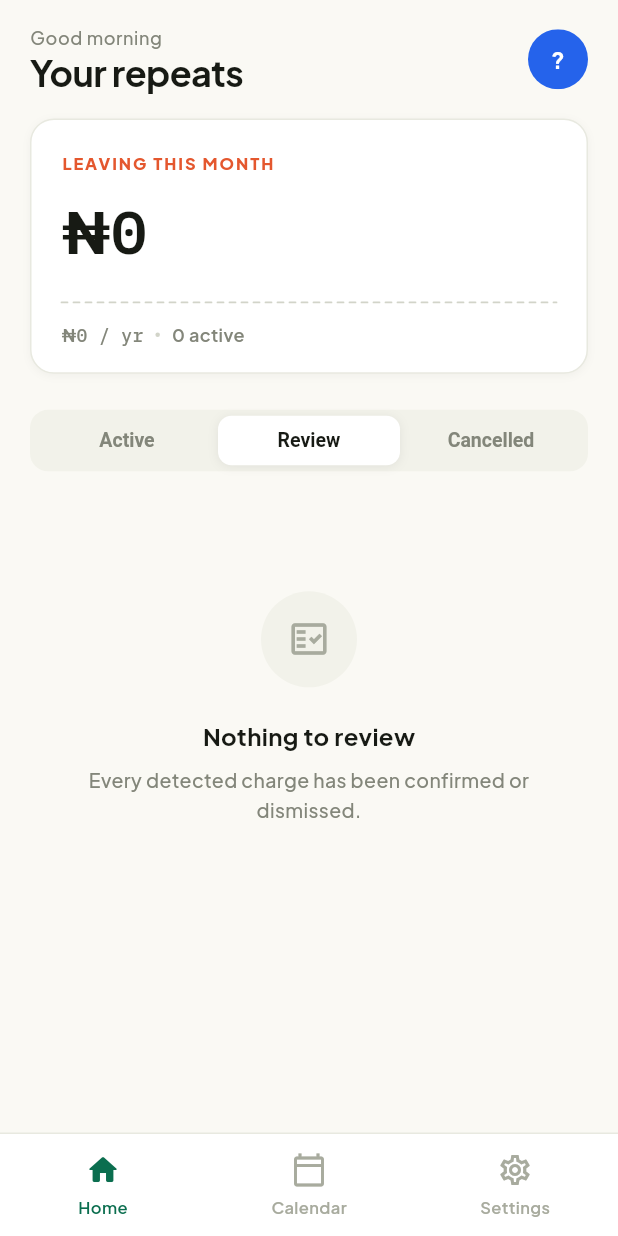
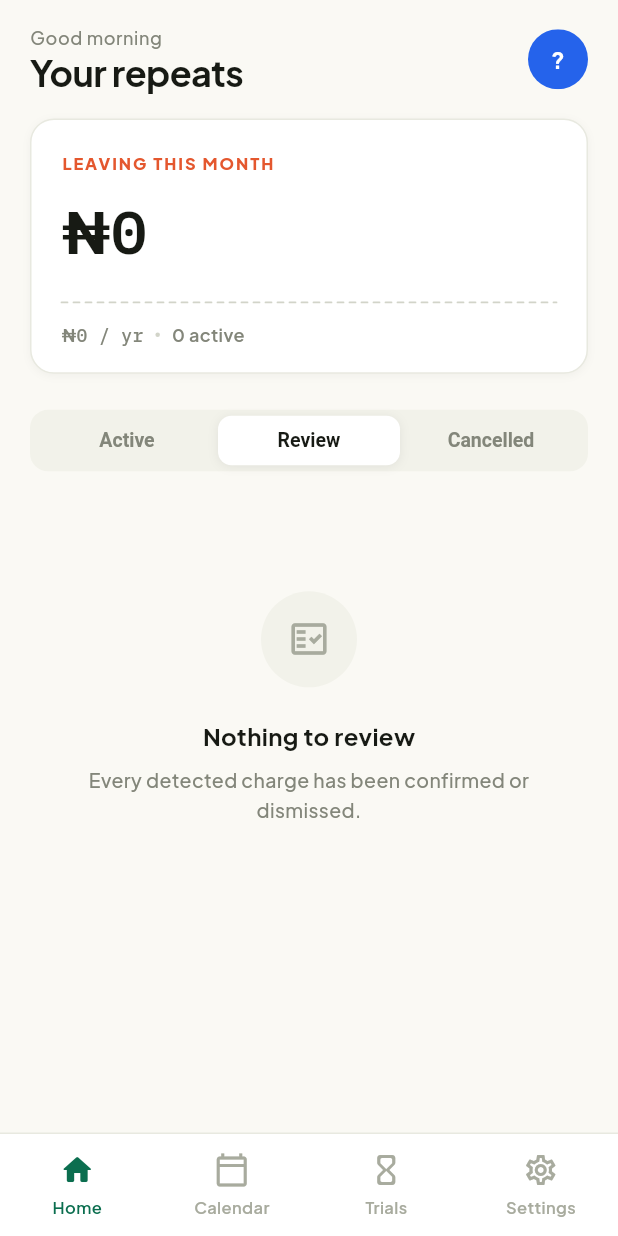
Before and after one commit to Gbemz10/Recur, a Flutter app: the AppShell screen opened directly with empty values, after a tap on "Review", on a phone screen of 412 x 824 dp. Run offline on Flutter 3.47's test engine with Material 3 defaults, Android fonts, the phone set to English and light mode, and no system bars; our stand-ins replace flutter_secure_storage, google_fonts, image_picker, webview_flutter; accounts and stored records are empty; network calls fail.

Commit message:
Promote Trials to its own bottom-nav tab
- Trials is now a first-class 4th destination (Home, Calendar, Trials,
  Settings) instead of being buried in Settings or pushed on top of
  Home — it's time-sensitive in a way account settings never are.
- trial_reminders_screen.dart rebuilt as a tab surface: no more
  Scaffold/AppBar, grouped into 'Ending soon' / 'Tracking' sections
  mirroring the dashboard's active-subscription grouping for a
  consistent visual vocabulary across tabs.
- Dashboard's due-soon trial strip now switches tabs instead of
  pushing a screen; removed the now-redundant Settings entry point.
- Tightened the trials API's datetime validation.

```diff
--- a/lib/screens/app_shell.dart
+++ b/lib/screens/app_shell.dart
@@ -6,13 +6,15 @@ import '../ui/ui.dart';
 import 'calendar_screen.dart';
 import 'dashboard_screen.dart';
 import 'settings_screen.dart';
+import 'trial_reminders_screen.dart';
 
-/// Bottom-nav host for the three primary destinations.
+/// Bottom-nav host for the four primary destinations.
 ///
-/// Owns the single [SubscriptionStore] instance and hands it to every tab,
-/// so a status change made on Home is immediately visible on Calendar and
-/// Settings — there's exactly one list of subscriptions in memory, not one
-/// per screen.
+/// Owns the single [SubscriptionStore] and [TrialStore] instances and hands
+/// them to every tab that needs one, so a change made on Home is
+/// immediately visible on Calendar, Trials, and Settings — there's exactly
+/// one list of subscriptions (and one list of trial reminders) in memory,
+/// not one per screen.
 class AppShell extends StatefulWidget {
   const AppShell({super.key, required this.onSignOut});
 
@@ -33,6 +35,12 @@ class _AppShellState extends State<AppShell> {
   static const _items = [
     AppNavItem(label: 'Home', icon: Icons.home_outlined, selectedIcon: Icons.home_rounded),
     AppNavItem(label: 'Calendar', icon: Icons.calendar_today_outlined, selectedIcon: Icons.calendar_today_rounded),
+    // A trial isn't a subscription yet — it doesn't have a charge date, an
+    // amount, or a cycle, so it doesn't belong in the same list as
+    // Home/Calendar's confirmed and detected charges. It gets its own
+    // destination rather than being squeezed into Settings, where a task
+    // this time-sensitive would go unnoticed.
+    AppNavItem(label: 'Trials', icon: Icons.hourglass_empty_rounded, selectedIcon: Icons.hourglass_bottom_rounded),
     AppNavItem(label: 'Settings', icon: Icons.settings_outlined, selectedIcon: Icons.settings_rounded),
   ];
 
@@ -50,9 +58,14 @@ class _AppShellState extends State<AppShell> {
       body: IndexedStack(
         index: _index,
         children: [
-          DashboardScreen(store: _store, trialStore: _trialStore),
+          DashboardScreen(
+            store: _store,
+            trialStore: _trialStore,
+            onOpenTrials: () => setState(() => _index = 2),
+          ),
           CalendarScreen(store: _store),
-          SettingsScreen(store: _store, trialStore: _trialStore, onSignOut: widget.onSignOut),
+          TrialRemindersScreen(store: _trialStore),
+          SettingsScreen(store: _store, onSignOut: widget.onSignOut),
         ],
       ),
       bottomNavigationBar: AppBottomNav(
--- a/lib/screens/dashboard_screen.dart
+++ b/lib/screens/dashboard_screen.dart
@@ -12,7 +12,6 @@ import '../ui/ui.dart';
 import '../widgets/subscription_tile.dart';
 import 'profile_screen.dart';
 import 'subscription_detail_screen.dart';
-import 'trial_reminders_screen.dart';
 
 /// The home screen.
 ///
@@ -31,7 +30,12 @@ import 'trial_reminders_screen.dart';
 /// alphabetical list of equal-weight rows hides exactly the information
 /// someone opened the app to find.
 class DashboardScreen extends StatefulWidget {
-  const DashboardScreen({super.key, required this.store, required this.trialStore});
+  const DashboardScreen({
+    super.key,
+    required this.store,
+    required this.trialStore,
+    required this.onOpenTrials,
+  });
 
   /// Shared across every tab in [AppShell], so a status change here is
   /// immediately visible on Calendar and Settings too.
@@ -39,6 +43,11 @@ class DashboardScreen extends StatefulWidget {
 
   /// Manually-entered trial reminders — see [TrialStore].
   final TrialStore trialStore;
+
+  /// Switches [AppShell] to the Trials tab — the strip below surfaces a
+  /// due-soon trial inline, but managing it happens on its own tab, not a
+  /// screen pushed on top of Home.
+  final VoidCallback onOpenTrials;
 
   @override
   State<DashboardScreen> createState() => _DashboardScreenState();
@@ -126,13 +135,6 @@ class _DashboardScreenState extends State<DashboardScreen> {
     return list;
   }
 
-  Future<void> _openTrialReminders() async {
-    await Navigator.of(context).push(
-      MaterialPageRoute(
-        builder: (_) => TrialRemindersScreen(store: widget.trialStore),
-      ),
-    );
-  }
 
   Future<void> _updateStatus(Subscription sub, SubscriptionStatus status) async {
     try {
@@ -212,7 +214,7 @@ class _DashboardScreenState extends State<DashboardScreen> {
                   ),
                   child: _TrialStrip(
                     trials: _trialsDueSoon,
-                    onTap: _openTrialReminders,
+                    onTap: widget.onOpenTrials,
                   ),
                 ),
               ),
--- a/lib/screens/settings_screen.dart
+++ b/lib/screens/settings_screen.dart
@@ -10,14 +10,12 @@ import '../data/profile.dart';
 import '../data/profile_service.dart';
 import '../data/subscription_store.dart';
 import '../data/theme_controller.dart';
-import '../data/trial_store.dart';
 import '../ui/ui.dart';
 import '../widgets/bank_logo.dart';
 import '../widgets/brand_mark.dart';
 import 'help_centre_screen.dart';
 import 'link_bank_screen.dart';
 import 'profile_screen.dart';
-import 'trial_reminders_screen.dart';
 
 /// Settings: linked account, notification timing, and data controls.
 ///
@@ -26,12 +24,9 @@ import 'trial_reminders_screen.dart';
 /// you, then what it does with your data. Predictable structure matters
 /// more than cleverness here; this is a screen people scan, not read.
 class SettingsScreen extends StatefulWidget {
-  const SettingsScreen({super.key, required this.store, required this.trialStore, required this.onSignOut});
+  const SettingsScreen({super.key, required this.store, required this.onSignOut});
 
   final SubscriptionStore store;
-
-  /// Manually-entered trial reminders — see [TrialStore].
-  final TrialStore trialStore;
 
   /// Called after the session token is cleared, so the root flow can send
   /// the user back to the auth screen.
@@ -325,30 +320,6 @@ class _SettingsScreenState extends State<SettingsScreen> {
               onPressed: _linkBank,
             ),
           ],
-
-          _SectionLabel('Trial reminders'),
-          ListenableBuilder(
-            listenable: widget.trialStore,
-            builder: (context, _) {
-              final count = widget.trialStore.upcoming.length;
-              return AppCard(
-                padding: EdgeInsets.zero,
-                child: _NavRow(
-                  icon: Icons.hourglass_bottom_rounded,
-                  title: count == 0
-                      ? 'No trials being tracked'
-                      : '$count trial${count == 1 ? '' : 's'} being tracked',
-                  onTap: () async {
-                    await Navigator.of(context).push(
-                      MaterialPageRoute(
-                        builder: (_) => TrialRemindersScreen(store: widget.trialStore),
-                      ),
-                    );
-                  },
-                ),
-              );
-            },
-          ),
 
           _SectionLabel('Appearance'),
           ListenableBuilder(
--- a/lib/screens/trial_reminders_screen.dart
+++ b/lib/screens/trial_reminders_screen.dart
@@ -5,9 +5,13 @@ import '../data/trial_store.dart';
 import '../models/trial.dart';
 import '../ui/ui.dart';
 
-/// Full list of manually-entered trial reminders, plus the entry point for
-/// adding a new one. Reached from Settings, and from the dashboard's
-/// attention strip when something is genuinely close to converting.
+/// The Trials tab: every free trial the user has manually logged, grouped
+/// by urgency, plus the entry point for adding a new one.
+///
+/// A trial gets its own destination rather than living inside Settings or a
+/// dashboard drawer because it's time-sensitive in a way account settings
+/// never are — the whole point is catching it before a specific date, and
+/// a screen you have to remember to dig for defeats that.
 class TrialRemindersScreen extends StatefulWidget {
   const TrialRemindersScreen({super.key, required this.store});
 
@@ -56,20 +60,26 @@ class _TrialRemindersScreenState extends State<TrialRemindersScreen> {
   Widget build(BuildContext context) {
     final text = Theme.of(context).textTheme;
     final trials = widget.store.upcoming;
+    final endingSoon = trials.where((t) => t.isDueSoon || t.isOverdue).toList();
+    final tracking = trials.where((t) => !t.isDueSoon && !t.isOverdue).toList();
 
-    return Scaffold(
-      backgroundColor: AppColors.background(context),
-      appBar: AppBar(title: const Text('Trial reminders')),
-      body: SafeArea(
+    return SafeArea(
+      bottom: false,
       child: widget.store.isLoading
           ? const Center(child: AppLoadingIndicator())
           : ListView(
-                padding: const EdgeInsets.all(AppSpacing.xl),
+              padding: const EdgeInsets.fromLTRB(
+                AppSpacing.xl,
+                AppSpacing.lg,
+                AppSpacing.xl,
+                AppSpacing.huge,
+              ),
               children: [
+                Text('Trials', style: text.headlineSmall?.copyWith(letterSpacing: -0.4)),
+                const SizedBox(height: 4),
                 Text(
-                    'Log a free trial the moment you sign up. We will surface '
-                    'it here as the end date gets close, so you can cancel '
-                    'before it converts to a real charge.',
+                  'Log a trial the moment you sign up, so nothing converts to a '
+                  'real charge without you noticing.',
                   style: text.bodySmall?.copyWith(color: AppColors.neutral500, height: 1.5),
                 ),
                 const SizedBox(height: AppSpacing.xl),
@@ -79,24 +89,78 @@ class _TrialRemindersScreenState extends State<TrialRemindersScreen> {
                   expand: true,
                   onPressed: _addReminder,
                 ),
-                  const SizedBox(height: AppSpacing.xxl),
+                const SizedBox(height: AppSpacing.md),
                 if (trials.isEmpty)
                   const AppEmptyState(
                     icon: Icons.hourglass_empty_rounded,
-                      title: 'No trial reminders yet',
-                      message: 'Add one right after you sign up somewhere new.',
+                    title: 'Nothing being tracked',
+                    message: 'Add a trial right after you sign up somewhere new — '
+                        'we will surface it here as the end date gets close.',
                   )
-                  else
-                    for (var i = 0; i < trials.length; i++) ...[
-                      if (i > 0) const SizedBox(height: AppSpacing.md),
-                      _TrialReminderCard(
-                        trial: trials[i],
-                        onDismiss: () => _dismiss(trials[i]),
-                      ),
+                else ...[
+                  if (endingSoon.isNotEmpty) ...[
+                    _sectionHeader(context, 'Ending soon', '${endingSoon.length}'),
+                    _list(endingSoon),
+                  ],
+                  if (tracking.isNotEmpty) ...[
+                    _sectionHeader(context, 'Tracking', '${tracking.length}'),
+                    _list(tracking),
+                  ],
                 ],
               ],
             ),
+    );
+  }
+
+  /// Mirrors `dashboard_screen.dart`'s `_sectionHeader` exactly — same
+  /// small-caps label, count pill, and trailing divider — so a list group
+  /// reads the same whether it's subscriptions on Home or trials here.
+  Widget _sectionHeader(BuildContext context, String label, String count) {
+    return Padding(
+      padding: const EdgeInsets.fromLTRB(0, AppSpacing.md, 0, AppSpacing.md),
+      child: Row(
+        children: [
+          Text(
+            label.toUpperCase(),
+            style: const TextStyle(
+              fontSize: 10,
+              fontWeight: FontWeight.w800,
+              letterSpacing: 1.2,
+              color: AppColors.neutral500,
             ),
+          ),
+          const SizedBox(width: AppSpacing.sm),
+          Container(
+            padding: const EdgeInsets.symmetric(horizontal: 6, vertical: 1),
+            decoration: BoxDecoration(
+              color: AppColors.neutral100,
+              borderRadius: AppRadius.fullBR,
+            ),
+            child: Text(
+              count,
+              style: const TextStyle(
+                fontSize: 10,
+                fontWeight: FontWeight.w800,
+                color: AppColors.neutral500,
+              ),
+            ),
+          ),
+          const SizedBox(width: AppSpacing.md),
+          const Expanded(child: Divider(color: AppColors.neutral200)),
+        ],
+      ),
+    );
+  }
+
+  Widget _list(List<TrialReminder> items) {
+    return Column(
+      children: [
+        for (var i = 0; i < items.length; i++) ...[
+          if (i > 0) const SizedBox(height: AppSpacing.sm),
+          _TrialReminderCard(trial: items[i], onDismiss: () => _dismiss(items[i])),
+        ],
+        const SizedBox(height: AppSpacing.lg),
+      ],
     );
   }
 }
@@ -109,6 +173,7 @@ class _TrialReminderCard extends StatelessWidget {
 
   @override
   Widget build(BuildContext context) {
+    final urgent = trial.isDueSoon || trial.isOverdue;
     return AppCard(
       child: Row(
         children: [
@@ -116,13 +181,13 @@ class _TrialReminderCard extends StatelessWidget {
             width: 40,
             height: 40,
             decoration: BoxDecoration(
-              color: trial.isDueSoon ? AppColors.warningBg : AppColors.infoBg,
+              color: urgent ? AppColors.warningBg : AppColors.infoBg,
               borderRadius: AppRadius.mdBR,
             ),
             child: Icon(
               Icons.hourglass_bottom_rounded,
               size: 18,
-              color: trial.isDueSoon ? AppColors.warning : AppColors.info,
+              color: urgent ? AppColors.warning : AppColors.info,
             ),
           ),
           const SizedBox(width: AppSpacing.md),
@@ -140,7 +205,7 @@ class _TrialReminderCard extends StatelessWidget {
                   style: TextStyle(
                     fontSize: 12,
                     fontWeight: FontWeight.w600,
-                    color: trial.isDueSoon ? AppColors.warning : AppColors.neutral500,
+                    color: urgent ? AppColors.warning : AppColors.neutral500,
                   ),
                 ),
               ],
```
Also changed, not shown: 1 other file. Lines whose indentation alone changed are shown as unchanged.
